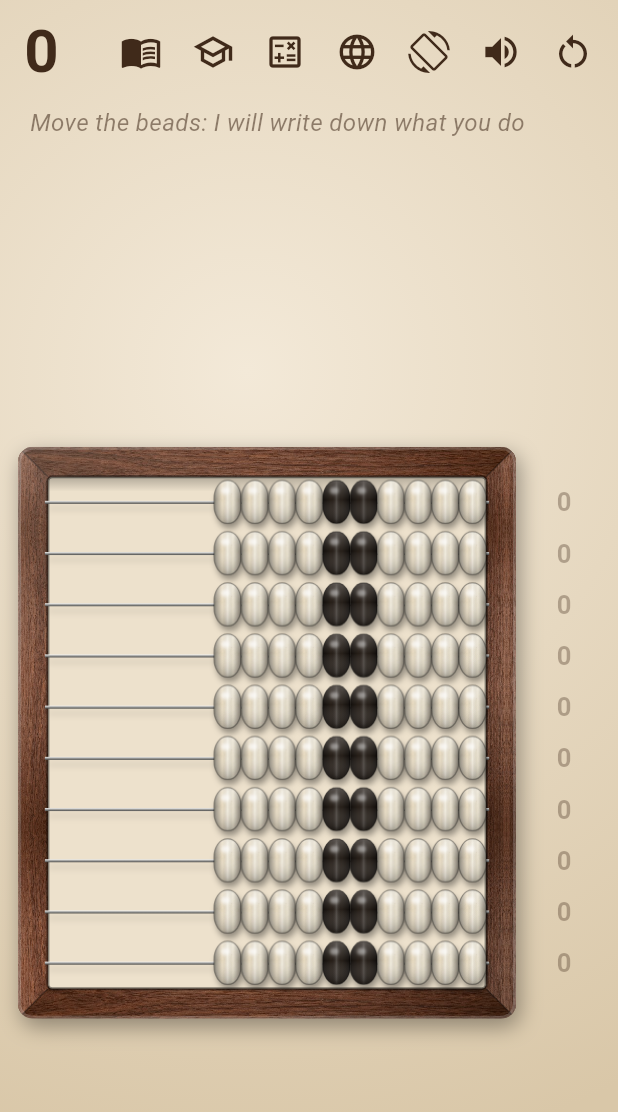
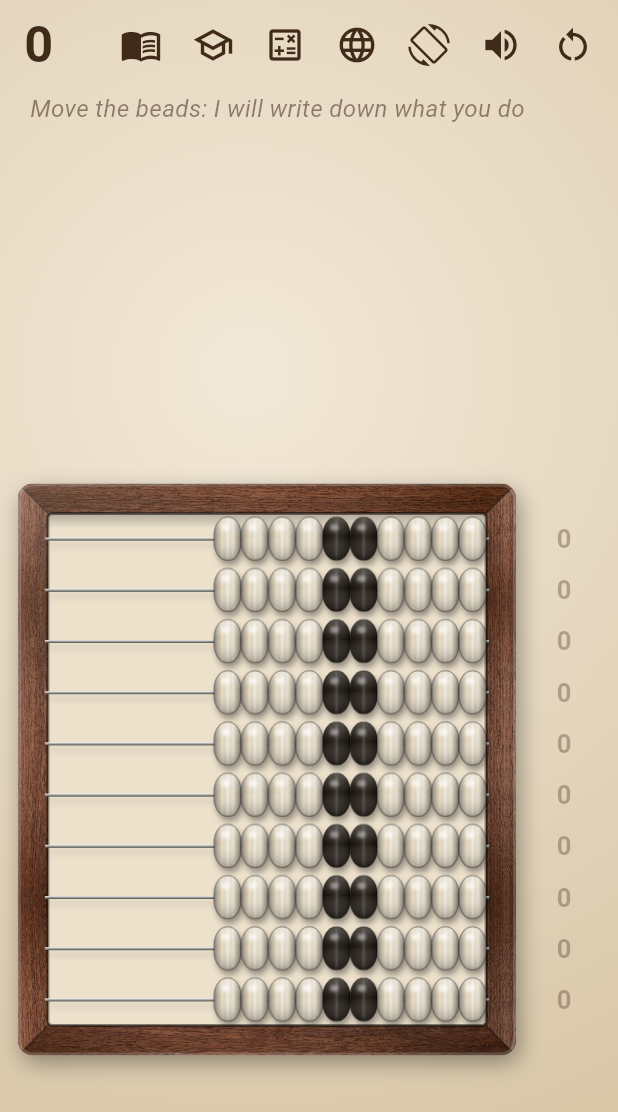
Before and after one commit to mgubko/GoAbacUs, a Flutter app: the screen it shows after launch, on a phone screen of 412 x 824 dp. Shown: the top 1112 px of the screen. Run offline on Flutter 3.47's test engine with Material 3 defaults, Android fonts, the phone set to English and light mode, and no system bars; our stand-ins replace audioplayers, sensors_plus, shared_preferences, vibration.

Commit message:
Keep the abacus in place while the example grows
The example and exercise panels share one fixed slot above the abacus;
extra lines of a long example are drawn over the free space at the top
of the abacus area instead of pushing the abacus down. The number at
the top gets a fixed height too, so shrinking a long number no longer
lifts everything below by a few pixels.

Co-Authored-By: Claude Opus 5.5 <noreply@anthropic.com>
Claude-Session: https://claude.ai/code/session_0188BuKCqhEQHnzpip9nevVT

```diff
--- a/lib/main.dart
+++ b/lib/main.dart
@@ -1,3 +1,5 @@
+import 'dart:math' as math;
+
 import 'package:flutter/material.dart';
 import 'package:flutter/services.dart';
 
@@ -155,8 +157,11 @@ class _AbacusScreenState extends State<AbacusScreen> {
                   children: [
                     // The number shrinks to fit, so the buttons always stay
                     // on screen (10 full rows give 11 111 111 110).
+                    // Its height is fixed, so a shrinking number does not
+                    // lift the abacus.
                     Expanded(
-                      child: Align(
+                      child: Container(
+                        height: 48,
                         alignment: Alignment.centerLeft,
                         child: FittedBox(
                           fit: BoxFit.scaleDown,
@@ -220,14 +225,39 @@ class _AbacusScreenState extends State<AbacusScreen> {
                   ],
                 ),
               ),
-              ValueListenableBuilder<int>(
+              // The panel keeps a fixed slot above the abacus; extra lines
+              // of a long example spill over the free space on top of the
+              // abacus area, so the abacus never moves while the example
+              // grows.
+              Expanded(
+                child: ValueListenableBuilder<int>(
                   valueListenable: _controller.changes,
-                builder: (context, _, _) =>
-                    _controller.exercise != null && _controller.player == null
+                  builder: (context, _, abacus) {
+                    final exercise =
+                        _controller.exercise != null &&
+                        _controller.player == null;
+                    return Stack(
+                      children: [
+                        Positioned.fill(
+                          // One slot for both panels: the abacus stays put
+                          // when exercises start, and two more lines of an
+                          // example fit in it.
+                          top: math.max(
+                            ExercisePanel.slotHeight,
+                            ExamplePanel.slotHeight,
+                          ),
+                          child: abacus!,
+                        ),
+                        Positioned(
+                          top: 0,
+                          left: 0,
+                          right: 0,
+                          child: exercise
                               ? ExercisePanel(controller: _controller)
                               : ExamplePanel(
                                   controller: _controller,
-                        // Shown while the example came from the tutorial.
+                                  // Shown while the example came from the
+                                  // tutorial.
                                   onBackToTutorial:
                                       _tutorialExample != null &&
                                           identical(
@@ -238,13 +268,16 @@ class _AbacusScreenState extends State<AbacusScreen> {
                                       : null,
                                 ),
                         ),
-              Expanded(
+                      ],
+                    );
+                  },
                   child: Stack(
                     fit: StackFit.expand,
                     children: [
                       AbacusView(controller: _controller),
                       ExerciseResult(controller: _controller),
                     ],
+                  ),
                 ),
               ),
             ],
--- a/lib/ui/example_panel.dart
+++ b/lib/ui/example_panel.dart
@@ -55,6 +55,10 @@ class ExamplePanel extends StatelessWidget {
   /// When set, a button leads back to the tutorial page the example came
   /// from.
   final VoidCallback? onBackToTutorial;
+
+  /// Height of the panel with a one-line example: the room kept for it
+  /// above the abacus. More lines are drawn over the abacus area.
+  static const slotHeight = 30.0 + 20 + 36 + 4;
 
   @override
   Widget build(BuildContext context) {
```
Also changed, not shown: lib/ui/exercise_ui.dart (+17 -3 lines). Lines whose indentation alone changed are shown as unchanged.
